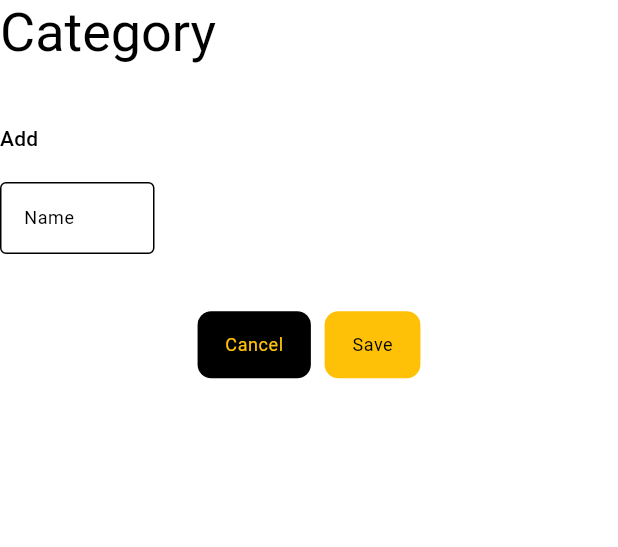
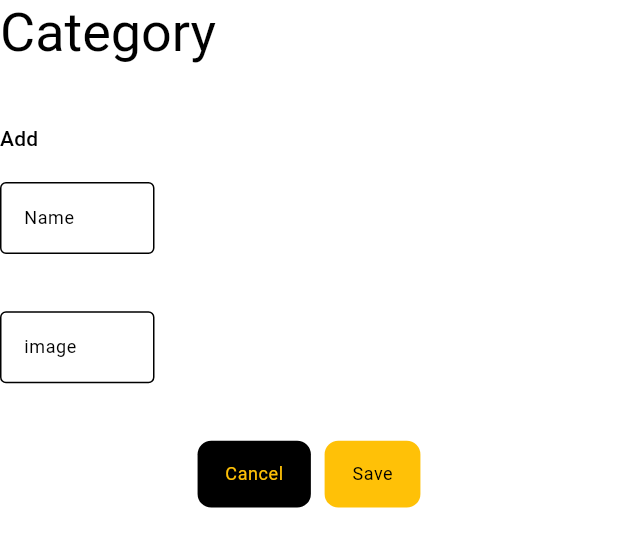
Before and after one commit to memee-dev/memee_admin, a Flutter app: the _CategoryDetailed widget shown alone on an empty page, opened directly with empty values, on a phone screen of 412 x 824 dp. Shown: the top 547 px of the screen. Run offline on Flutter 3.47's test engine with Material 3 defaults, Android fonts, the light colour scheme and no system bars; our stand-ins replace carousel_slider, cloud_firestore, equatable, firebase_auth, firebase_core, firebase_storage and 6 more; missing offline and left inert: dart:html, excel; accounts and stored records are empty.

Commit message:
image field added to add category section

```diff
--- a/lib/blocs/categories/categories_cubit.dart
+++ b/lib/blocs/categories/categories_cubit.dart
@@ -38,7 +38,7 @@ class CategoriesCubit extends Cubit<CategoriesState> {
     }
   }
 
-  void addCategory(String categoryName) {
+  void addCategory(String categoryName,String image) {
     List<CategoryModel> categories = getLocalCategories();
 
     try {
@@ -55,10 +55,8 @@ class CategoriesCubit extends Cubit<CategoriesState> {
 
       sequentialDocId = 'c$sequentialDocId';
 
-      final category = CategoryModel(
-        id: sequentialDocId,
-        name: categoryName,
-      );
+      final category =
+          CategoryModel(id: sequentialDocId, name: categoryName, image: image);
 
       ref.doc(sequentialDocId).set(category.toJson());
       categories.add(category);
@@ -91,7 +89,10 @@ class CategoriesCubit extends Cubit<CategoriesState> {
 
   Future<void> updateCategory(CategoryModel category) async {
     try {
-      await db.collection(collectionName).doc(category.id).set(category.toJson());
+      await db
+          .collection(collectionName)
+          .doc(category.id)
+          .set(category.toJson());
     } catch (e) {
       log.e('UPDATE CATEGORY', error: e);
     }
--- a/lib/models/category_model.dart
+++ b/lib/models/category_model.dart
@@ -1,11 +1,13 @@
 class CategoryModel {
   final String id;
   String name;
+  String image;
   bool active;
 
   CategoryModel({
     required this.id,
     required this.name,
+    required this.image,
     this.active = true,
   });
 
@@ -14,6 +16,7 @@ class CategoryModel {
       id: map['id'],
       name: map['name'],
       active: map['active'],
+      image: map['image'],
     );
   }
 
@@ -22,6 +25,7 @@ class CategoryModel {
     if (addId) map['id'] = id;
     map['name'] = name;
     map['active'] = active;
+    map['image'] = image;
     return map;
   }
 
--- a/lib/ui/landing/components/categories/widgets/categories_detailed_widget.dart
+++ b/lib/ui/landing/components/categories/widgets/categories_detailed_widget.dart
@@ -13,6 +13,7 @@ import '../../../../__shared/widgets/app_button.dart';
 
 class CategoriesDetailedWidget extends StatelessWidget {
   final CategoryModel? category;
+
   const CategoriesDetailedWidget({
     super.key,
     this.category,
@@ -40,14 +41,17 @@ class _CategoryDetailed extends StatefulWidget {
 
 class _CategoryDetailedState extends State<_CategoryDetailed> {
   final TextEditingController _categorynameController = TextEditingController();
+  final TextEditingController _imageController = TextEditingController();
 
   bool enableAdd = false;
 
   late CategoryModel category;
   late String selectedId = '';
   late String selectedCategoryName = '';
+  late String selectedImage = '';
 
   final indexCubit = locator.get<IndexCubit>();
+
   @override
   void initState() {
     super.initState();
@@ -82,6 +86,10 @@ class _CategoryDetailedState extends State<_CategoryDetailed> {
           controller: _categorynameController..text = selectedCategoryName,
           label: AppStrings.name,
         ).sizedBoxW(size.width / 4).gapBottom(32.h),
+        AppTextField(
+          controller: _imageController..text = selectedImage,
+          label: AppStrings.image,
+        ).sizedBoxW(size.width / 4).gapBottom(32.h),
         Row(
           mainAxisAlignment: MainAxisAlignment.center,
           children: [
@@ -91,7 +99,8 @@ class _CategoryDetailedState extends State<_CategoryDetailed> {
             AppButton.positive(
               onTap: () {
                 // category.name = _categorynameController.text.toString().trim();
-                context.read<CategoriesCubit>().addCategory(_categorynameController.text);
+                context.read<CategoriesCubit>().addCategory(
+                    _categorynameController.text, _imageController.text);
                 Navigator.pop(context);
               },
             ).gapLeft(8.w),
```
Also changed, not shown: lib/blocs/export_import/export_import_cubit.dart (+6 -6 lines).
